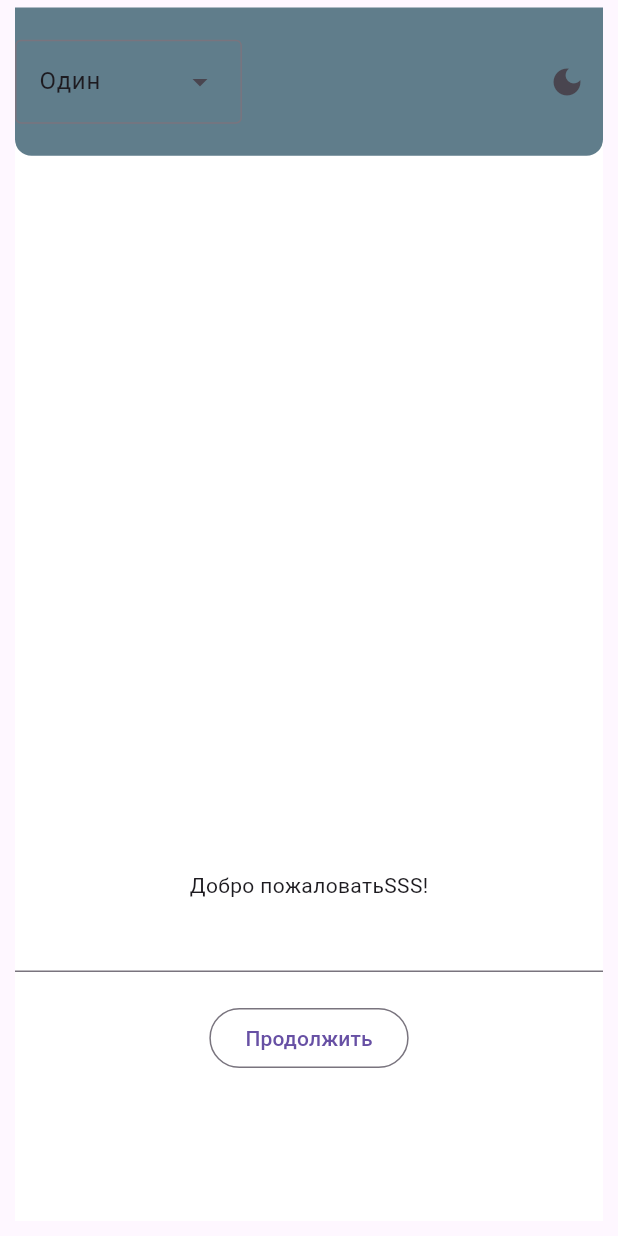
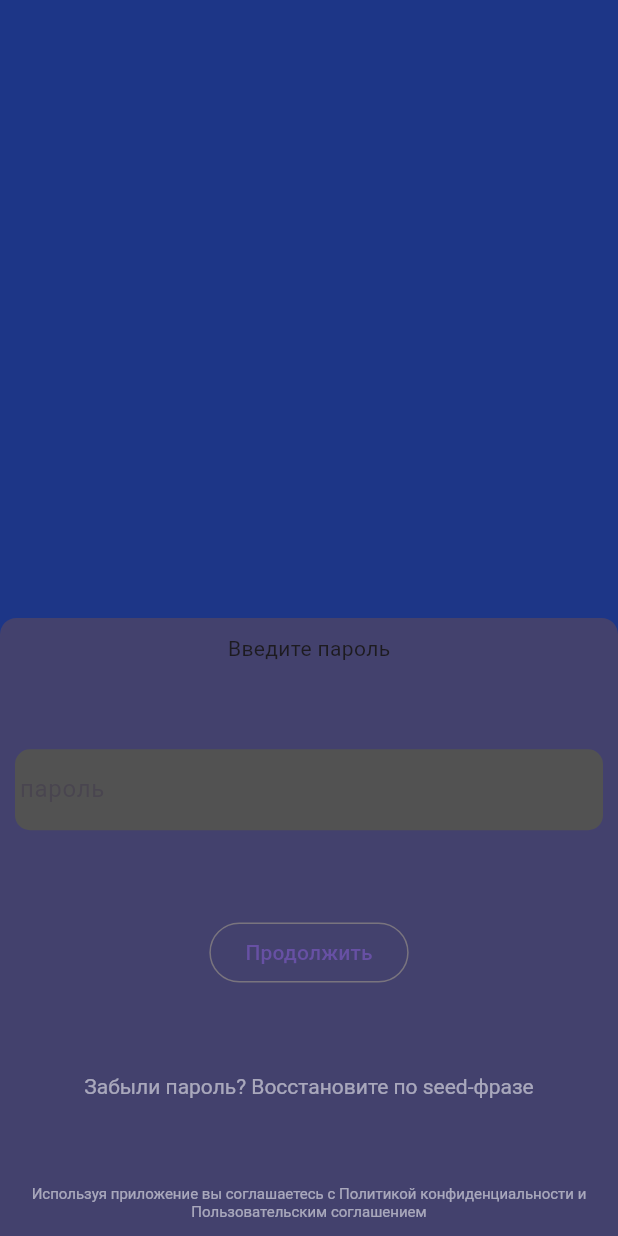
Before and after one commit to efedotof/vaultly, a Flutter app: the AuthScreen screen opened directly, after a tap on "Продолжить", on a phone screen of 412 x 824 dp. Run offline on Flutter 3.47's test engine with Material 3 defaults, Android fonts, the phone set to English and light mode, and no system bars; our stand-ins replace flutter_secure_storage, get, shared_preferences; missing offline and left inert: cryptography, dart:html; accounts and stored records are empty; statements that could not run were skipped.

Commit message:
update auth ui

```diff
--- a/lib/features/auth/controller/auth_controller.dart
+++ b/lib/features/auth/controller/auth_controller.dart
@@ -13,10 +13,17 @@ class AuthController extends GetxController {
   //метод входа
   void login() {
     try {
-      state.value = AuthStates.password;
+      state.value = AuthStates.auth;
     } catch (e) {
       Logger.d("Произошла ошибка: $e", tag: "AuthController - login");
       Get.snackbar("Произошла ошибка", "попробуйте позже");
     }
   }
+
+  //метод для смены с login на password
+  void goToPassword(){
+     state.value = AuthStates.password;
+  }
+
+
 }
--- a/lib/features/auth/view/auth_screen.dart
+++ b/lib/features/auth/view/auth_screen.dart
@@ -1,11 +1,10 @@
 import 'package:flutter/material.dart';
-import 'package:flutter/widget_previews.dart';
 import 'package:get/get.dart';
 import 'package:vaulth_app/features/auth/controller/auth_controller.dart';
+import 'package:vaulth_app/features/auth/widget/widget.dart';
 
 //единый экран авторизации
 class AuthScreen extends StatelessWidget {
-  @Preview(name: 'Auth Screen Preview')
   const AuthScreen({super.key});
 
   @override
@@ -17,94 +16,43 @@ class AuthScreen extends StatelessWidget {
           Container(
             width: double.infinity,
             height: double.infinity,
-            decoration: BoxDecoration(color: Colors.white),
-            margin: const EdgeInsets.all(10.0),
+            color: Color(0xFF1d3687),
+          ),
+          Positioned(
+            left: 0,
+            right: 0,
+            bottom: 0,
+
+            child: Container(
+              height: MediaQuery.of(context).size.height * 0.5,
+              decoration: BoxDecoration(
+                borderRadius: BorderRadius.only(
+                  topLeft: Radius.circular(11),
+                  topRight: Radius.circular(11),
+                ),
+                color: Color(0xFF43416d),
+              ),
+              padding: EdgeInsets.all(10),
               child: Obx(() {
                 switch (controller.state.value) {
                   case AuthStates.login:
-                  return Column(
-                    crossAxisAlignment: CrossAxisAlignment.center,
-                    mainAxisAlignment: MainAxisAlignment.end,
-                    children: [
-                      Text("Добро пожаловатьSSS!"),
-
-                      TextField(
-                        onChanged: (value) {
-                          controller.username.value = value;
+                    return LoginWidget(
+                      action: () {
+                        controller.goToPassword();
                       },
-                      ),
-
-                      const SizedBox(height: 20),
-
-                      OutlinedButton(
-                        onPressed: () {},
-                        child: Text("Продолжить"),
-                      ),
-
-                      const SizedBox(height: 20),
-
-                      RichText(
-                        textAlign: TextAlign.center,
-                        text: TextSpan(
-                          text: "Используя приложение вы соглашаетесь с",
-                          children: [
-                            TextSpan(text: " Политикой конфиденциальности "),
-                            TextSpan(text: "и"),
-                            TextSpan(text: " Пользовательским соглашением"),
-                          ],
-                        ),
-                      ),
-
-                      const SizedBox(height: 30),
-                    ],
                     );
 
                   case AuthStates.password:
-                  return Column(
-                    children: [
-                      Text(
-                        "Введите пароль\n или восстановите через TOTP",
-                        textAlign: TextAlign.center,
-                      ),
-                    ],
+                    return PasswordWidget(
+                      action: () {
+                        controller.login();
+                      },
                     );
 
-                default:
-                  return Container();
+                  case AuthStates.auth:
+                    return AuthWidget();
                 }
               }),
-          ),
-          Container(
-            width: double.infinity,
-            height: MediaQuery.of(context).size.height * 0.12,
-            decoration: BoxDecoration(
-              color: Colors.blueGrey,
-              borderRadius: BorderRadius.only(
-                bottomLeft: Radius.circular(11),
-                bottomRight: Radius.circular(11),
-              ),
-            ),
-            margin: const EdgeInsets.only(left: 10.0, right: 10, top: 5),
-            child: Row(
-              mainAxisAlignment: MainAxisAlignment.spaceBetween,
-              children: [
-                DropdownMenu(
-                  initialSelection: ['Один', 'Два', 'Три', 'Четыре'].first,
-                  onSelected: (String? value) {
-                    // Действие при выборе
-                  },
-                  dropdownMenuEntries: ['Один', 'Два', 'Три', 'Четыре']
-                      .map<DropdownMenuEntry<String>>((String value) {
-                        return DropdownMenuEntry<String>(
-                          value: value,
-                          label: value,
-                        );
-                      })
-                      .toList(),
-                ),
-
-                IconButton(onPressed: () {}, icon: Icon(Icons.dark_mode)),
-              ],
             ),
           ),
         ],
--- /dev/null
+++ b/lib/features/auth/widget/auth_widget.dart
@@ -0,0 +1,13 @@
+import 'package:flutter/material.dart';
+import 'package:get/get.dart';
+
+class AuthWidget extends StatelessWidget {
+  const AuthWidget({super.key});
+
+  @override
+  Widget build(BuildContext context) {
+    return Center(
+      child: Text("welcome".tr),
+    );
+  }
+}
--- /dev/null
+++ b/lib/features/auth/widget/login_widget.dart
@@ -0,0 +1,64 @@
+import 'package:flutter/material.dart';
+import 'package:get/get.dart';
+
+class LoginWidget extends StatelessWidget {
+  const LoginWidget({super.key, required this.action});
+  final VoidCallback action;
+
+  @override
+  Widget build(BuildContext context) {
+    return Column(
+      mainAxisAlignment: MainAxisAlignment.spaceBetween,
+      children: [
+        Center(child: Text("welcome".tr)),
+
+        Container(
+          padding: EdgeInsets.all(3),
+          decoration: BoxDecoration(
+            color: Color(0xFF525252),
+            borderRadius: BorderRadius.circular(10),
+          ),
+          child: TextField(
+            decoration: InputDecoration(
+              border: InputBorder.none,
+              enabledBorder: InputBorder.none,
+              focusedBorder: InputBorder.none,
+              hintText: "username".tr,
+            ),
+          ),
+        ),
+
+        OutlinedButton(onPressed: action, child: Text("continue".tr)),
+
+        Container(
+          width: double.infinity,
+          padding: EdgeInsets.all(6),
+
+          decoration: BoxDecoration(
+            color: Color(0xFF525252),
+            borderRadius: BorderRadius.circular(10),
+          ),
+          child: Row(
+            children: [
+              CircleAvatar(),
+              const SizedBox(width: 12),
+              Text("Войти с QNDid"),
+            ],
+          ),
+        ),
+
+        RichText(
+          textAlign: TextAlign.center,
+          text: TextSpan(
+            text: "Используя приложение вы соглашаетесь с",
+            children: [
+              TextSpan(text: " Политикой конфиденциальности "),
+              TextSpan(text: "и"),
+              TextSpan(text: " Пользовательским соглашением"),
+            ],
+          ),
+        ),
+      ],
+    );
+  }
+}
--- /dev/null
+++ b/lib/features/auth/widget/password_widget.dart
@@ -0,0 +1,72 @@
+import 'package:flutter/material.dart';
+import 'package:get/get.dart';
+
+class PasswordWidget extends StatelessWidget {
+  const PasswordWidget({super.key, required this.action});
+  final VoidCallback action;
+
+  @override
+  Widget build(BuildContext context) {
+    return Column(
+      mainAxisAlignment: MainAxisAlignment.spaceBetween,
+      children: [
+        Center(child: Text("Введите пароль")),
+
+        Container(
+          padding: EdgeInsets.all(3),
+          decoration: BoxDecoration(
+            color: Color(0xFF525252),
+            borderRadius: BorderRadius.circular(10),
+          ),
+          child: TextField(
+            decoration: InputDecoration(
+              border: InputBorder.none,
+              enabledBorder: InputBorder.none,
+              focusedBorder: InputBorder.none,
+              hintText: "пароль",
+            ),
+          ),
+        ),
+
+        OutlinedButton(onPressed: action, child: Text("continue".tr)),
+
+        RichText(
+          textAlign: TextAlign.center,
+          text: TextSpan(
+            text: "Забыли пароль?",
+            style: TextStyle(color: Colors.white54),
+            children: [
+              TextSpan(
+                text: " Восстановите по seed-фразе ",
+                style: TextStyle(color: Colors.white54),
+              ),
+            ],
+          ),
+        ),
+
+        RichText(
+          textAlign: TextAlign.center,
+
+          text: TextSpan(
+            text: "Используя приложение вы соглашаетесь с",
+            style: TextStyle(color: Colors.white54, fontSize: 10),
+            children: [
+              TextSpan(
+                text: " Политикой конфиденциальности ",
+                style: TextStyle(color: Colors.white54, fontSize: 10),
+              ),
+              TextSpan(
+                text: "и",
+                style: TextStyle(color: Colors.white54, fontSize: 10),
+              ),
+              TextSpan(
+                text: " Пользовательским соглашением",
+                style: TextStyle(color: Colors.white54, fontSize: 10),
+              ),
+            ],
+          ),
+        ),
+      ],
+    );
+  }
+}
--- a/lib/features/auth/widget/widget.dart
+++ b/lib/features/auth/widget/widget.dart
@@ -0,0 +1,3 @@
+export 'login_widget.dart';
+export 'password_widget.dart';
+export 'auth_widget.dart';
--- a/lib/localization/localization.dart
+++ b/lib/localization/localization.dart
@@ -2,5 +2,17 @@ import 'package:get/get.dart';
 
 class Localization extends Translations {
   @override
-  Map<String, Map<String, String>> get keys => {};
+  Map<String, Map<String, String>> get keys => {
+    'ru_RU':{
+      'welcome': "Добро пожаловать",
+      "continue": "Продолжить",
+      "username": "имя пользователя"
+    },
+
+    'en_US': {
+      'welcome': "Welcome",
+      "continue":"Continue",
+      "username":"username"
+    }
+  };
 }
--- a/lib/main.dart
+++ b/lib/main.dart
@@ -1,6 +1,5 @@
 import 'package:flutter/material.dart';
 import 'package:get/get.dart';
-import 'package:shared_preferences/shared_preferences.dart';
 import 'package:vaulth_app/localization/localization_rep.dart';
 import 'package:vaulth_app/server/service/cache_service/cache_service.dart';
 import 'package:vaulth_app/server/service/decrypt_service/decrypt_service.dart';
--- a/pubspec.yaml
+++ b/pubspec.yaml
@@ -14,6 +14,10 @@ dependencies:
     git:
       url: https://github.com/efedotof/vaultly.git
       ref: 7c166e509b69c429dbec8f709eba6f827a656bd2
+  qnd_updater:
+    git:
+      url: https://github.com/efedotof/qnd_updater.git
+      ref: 51b492f7272a3e4b941f7f61892ffef43c4183be
   cupertino_icons: ^1.0.9
   path_provider: ^2.1.6
   crypto: ^3.0.7
```
Also changed, not shown: lib/features/auth/widget/login/login_widget.dart (deleted), pubspec.lock, 6 other files. Lines whose indentation alone changed are shown as unchanged.
